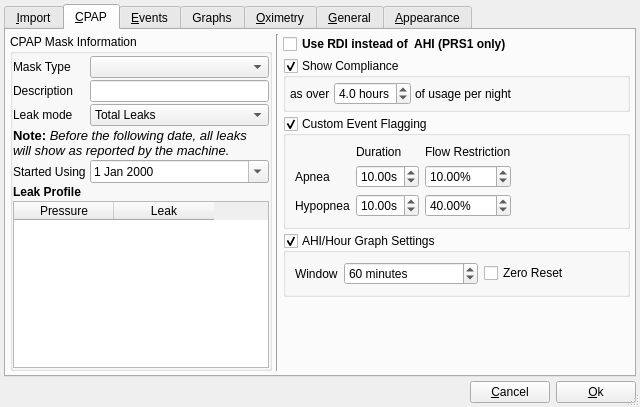
This is preferencesdialog.ui in sbonaime/sleepyhead-code. as Qt 5 draws it before an edit. The edited form follows.
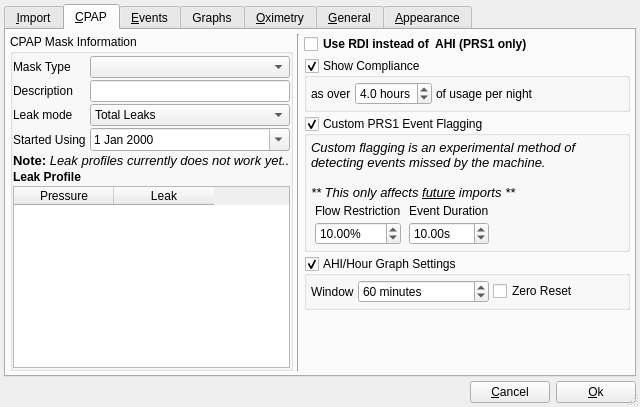
This is the edited form. The open tabs and pages were chosen to show the change. Icons and pictures are not drawn.

Commit message: Miscellaneous fixes and code cleanup.. Made PRS1 custom event flagging optional, made minor improvements to it's functionality. enabled AHI/hr graph options. Use just 2 decimal places in stats. Changed bookmarks in right sidebar to HTML view as List was broken

Diff of the .ui file:
```diff
--- a/preferencesdialog.ui
+++ b/preferencesdialog.ui
@@ -507,24 +507,7 @@
             </property>
            </widget>
           </item>
-          <item row="5" column="0" colspan="3">
-           <widget class="QLabel" name="label_31">
-            <property name="font">
-             <font>
-              <italic>true</italic>
-             </font>
-            </property>
-            <property name="text">
-             <string>&lt;!DOCTYPE HTML PUBLIC &quot;-//W3C//DTD HTML 4.0//EN&quot; &quot;http://www.w3.org/TR/REC-html40/strict.dtd&quot;&gt;
-&lt;html&gt;&lt;head&gt;&lt;meta name=&quot;qrichtext&quot; content=&quot;1&quot; /&gt;&lt;style type=&quot;text/css&quot;&gt;
-p, li { white-space: pre-wrap; }
-&lt;/style&gt;&lt;/head&gt;&lt;body style=&quot; font-family:'Sans'; font-size:10pt; font-weight:400; font-style:italic;&quot;&gt;
-&lt;p style=&quot; margin-top:0px; margin-bottom:0px; margin-left:0px; margin-right:0px; -qt-block-indent:0; text-indent:0px;&quot;&gt;&lt;span style=&quot; font-weight:600; font-style:normal;&quot;&gt;Note: &lt;/span&gt;Before the following date, all leaks &lt;/p&gt;
-&lt;p style=&quot; margin-top:0px; margin-bottom:0px; margin-left:0px; margin-right:0px; -qt-block-indent:0; text-indent:0px;&quot;&gt;will show as reported by the machine.&lt;/p&gt;&lt;/body&gt;&lt;/html&gt;</string>
-            </property>
-           </widget>
-          </item>
-          <item row="10" column="0">
+          <item row="11" column="0">
            <widget class="QLabel" name="label_28">
             <property name="font">
              <font>
@@ -537,7 +520,7 @@
             </property>
            </widget>
           </item>
-          <item row="11" column="0" colspan="3">
+          <item row="12" column="0" colspan="3">
            <widget class="QTableWidget" name="leakProfile">
             <property name="alternatingRowColors">
              <bool>true</bool>
@@ -557,6 +540,22 @@
             </column>
            </widget>
           </item>
+          <item row="10" column="0" colspan="3">
+           <widget class="QLabel" name="label_31">
+            <property name="font">
+             <font>
+              <italic>true</italic>
+             </font>
+            </property>
+            <property name="text">
+             <string>&lt;!DOCTYPE HTML PUBLIC &quot;-//W3C//DTD HTML 4.0//EN&quot; &quot;http://www.w3.org/TR/REC-html40/strict.dtd&quot;&gt;
+&lt;html&gt;&lt;head&gt;&lt;meta name=&quot;qrichtext&quot; content=&quot;1&quot; /&gt;&lt;style type=&quot;text/css&quot;&gt;
+p, li { white-space: pre-wrap; }
+&lt;/style&gt;&lt;/head&gt;&lt;body style=&quot; font-family:'Sans'; font-size:10pt; font-weight:400; font-style:italic;&quot;&gt;
+&lt;p style=&quot; margin-top:0px; margin-bottom:0px; margin-left:0px; margin-right:0px; -qt-block-indent:0; text-indent:0px;&quot;&gt;&lt;span style=&quot; font-weight:600; font-style:normal;&quot;&gt;Note: &lt;/span&gt;Leak profiles currently does not work yet..&lt;/p&gt;&lt;/body&gt;&lt;/html&gt;</string>
+            </property>
+           </widget>
+          </item>
          </layout>
         </widget>
        </item>
@@ -651,20 +650,19 @@
          <item>
           <widget class="QGroupBox" name="customEventGroupbox">
            <property name="title">
-            <string>Custom Event Flagging</string>
+            <string>Custom PRS1 Event Flagging</string>
            </property>
            <property name="checkable">
             <bool>true</bool>
            </property>
            <layout class="QGridLayout" name="gridLayout_6">
-            <item row="0" column="1">
-             <widget class="QLabel" name="label_38">
-              <property name="text">
-               <string>Duration</string>
-              </property>
-             </widget>
-            </item>
-            <item row="0" column="2">
+            <property name="margin">
+             <number>4</number>
+            </property>
+            <property name="spacing">
+             <number>4</number>
+            </property>
+            <item row="1" column="1">
              <widget class="QLabel" name="label_35">
               <property name="sizePolicy">
                <sizepolicy hsizetype="Fixed" vsizetype="Preferred">
@@ -677,20 +675,57 @@
               </property>
              </widget>
             </item>
-            <item row="1" column="0">
+            <item row="2" column="1">
+             <widget class="QDoubleSpinBox" name="apneaFlowRestriction">
+              <property name="sizePolicy">
+               <sizepolicy hsizetype="Minimum" vsizetype="Fixed">
+                <horstretch>0</horstretch>
+                <verstretch>0</verstretch>
+               </sizepolicy>
+              </property>
+              <property name="suffix">
+               <string>%</string>
+              </property>
+              <property name="value">
+               <double>10.000000000000000</double>
+              </property>
+             </widget>
+            </item>
+            <item row="2" column="4">
+             <spacer name="horizontalSpacer_4">
+              <property name="orientation">
+               <enum>Qt::Horizontal</enum>
+              </property>
+              <property name="sizeHint" stdset="0">
+               <size>
+                <width>40</width>
+                <height>20</height>
+               </size>
+              </property>
+             </spacer>
+            </item>
+            <item row="0" column="0" colspan="5">
              <widget class="QLabel" name="label_34">
-              <property name="sizePolicy">
-               <sizepolicy hsizetype="Fixed" vsizetype="Preferred">
-                <horstretch>0</horstretch>
-                <verstretch>0</verstretch>
-               </sizepolicy>
+              <property name="font">
+               <font>
+                <italic>true</italic>
+               </font>
               </property>
               <property name="text">
-               <string>Apnea</string>
+               <string>&lt;!DOCTYPE HTML PUBLIC &quot;-//W3C//DTD HTML 4.0//EN&quot; &quot;http://www.w3.org/TR/REC-html40/strict.dtd&quot;&gt;
+&lt;html&gt;&lt;head&gt;&lt;meta name=&quot;qrichtext&quot; content=&quot;1&quot; /&gt;&lt;style type=&quot;text/css&quot;&gt;
+p, li { white-space: pre-wrap; }
+&lt;/style&gt;&lt;/head&gt;&lt;body style=&quot; font-family:'Sans'; font-size:10pt; font-weight:400; font-style:italic;&quot;&gt;
+&lt;p style=&quot; margin-top:0px; margin-bottom:0px; margin-left:0px; margin-right:0px; -qt-block-indent:0; text-indent:0px;&quot;&gt;Custom flagging is an experimental method of detecting events missed by the machine.&lt;/p&gt;
+&lt;p style=&quot;-qt-paragraph-type:empty; margin-top:0px; margin-bottom:0px; margin-left:0px; margin-right:0px; -qt-block-indent:0; text-indent:0px;&quot;&gt;&lt;/p&gt;
+&lt;p style=&quot; margin-top:0px; margin-bottom:0px; margin-left:0px; margin-right:0px; -qt-block-indent:0; text-indent:0px;&quot;&gt;** This only affects &lt;span style=&quot; text-decoration: underline;&quot;&gt;future&lt;/span&gt; imports **&lt;/p&gt;&lt;/body&gt;&lt;/html&gt;</string>
+              </property>
+              <property name="wordWrap">
+               <bool>true</bool>
               </property>
              </widget>
             </item>
-            <item row="1" column="1">
+            <item row="2" column="3">
              <widget class="QDoubleSpinBox" name="apneaDuration">
               <property name="suffix">
                <string>s</string>
@@ -703,53 +738,10 @@
               </property>
              </widget>
             </item>
-            <item row="1" column="2">
-             <widget class="QDoubleSpinBox" name="apneaFlowRestriction">
-              <property name="suffix">
-               <string>%</string>
-              </property>
-              <property name="value">
-               <double>10.000000000000000</double>
-              </property>
-             </widget>
-            </item>
             <item row="1" column="3">
-             <spacer name="horizontalSpacer_4">
-              <property name="orientation">
-               <enum>Qt::Horizontal</enum>
-              </property>
-              <property name="sizeHint" stdset="0">
-               <size>
-                <width>40</width>
-                <height>20</height>
-               </size>
-              </property>
-             </spacer>
-            </item>
-            <item row="2" column="0">
-             <widget class="QLabel" name="label_37">
+             <widget class="QLabel" name="label_38">
               <property name="text">
-               <string>Hypopnea</string>
-              </property>
-             </widget>
-            </item>
-            <item row="2" column="1">
-             <widget class="QDoubleSpinBox" name="hypopneaDuration">
-              <property name="suffix">
-               <string>s</string>
-              </property>
-              <property name="value">
-               <double>10.000000000000000</double>
-              </property>
-             </widget>
-            </item>
-            <item row="2" column="2">
-             <widget class="QDoubleSpinBox" name="hypopneaFlowRestriction">
-              <property name="suffix">
-               <string>%</string>
-              </property>
-              <property name="value">
-               <double>40.000000000000000</double>
+               <string>Event Duration</string>
               </property>
              </widget>
             </item>
@@ -765,6 +757,12 @@
             <bool>true</bool>
            </property>
            <layout class="QGridLayout" name="gridLayout_8">
+            <property name="horizontalSpacing">
+             <number>4</number>
+            </property>
+            <property name="margin">
+             <number>4</number>
+            </property>
             <item row="0" column="0">
              <widget class="QLabel" name="label_36">
               <property name="sizePolicy">
```
Left out of the diff: 4 changed lines with no effect on the pictures. The commit also changes 22 other files.
